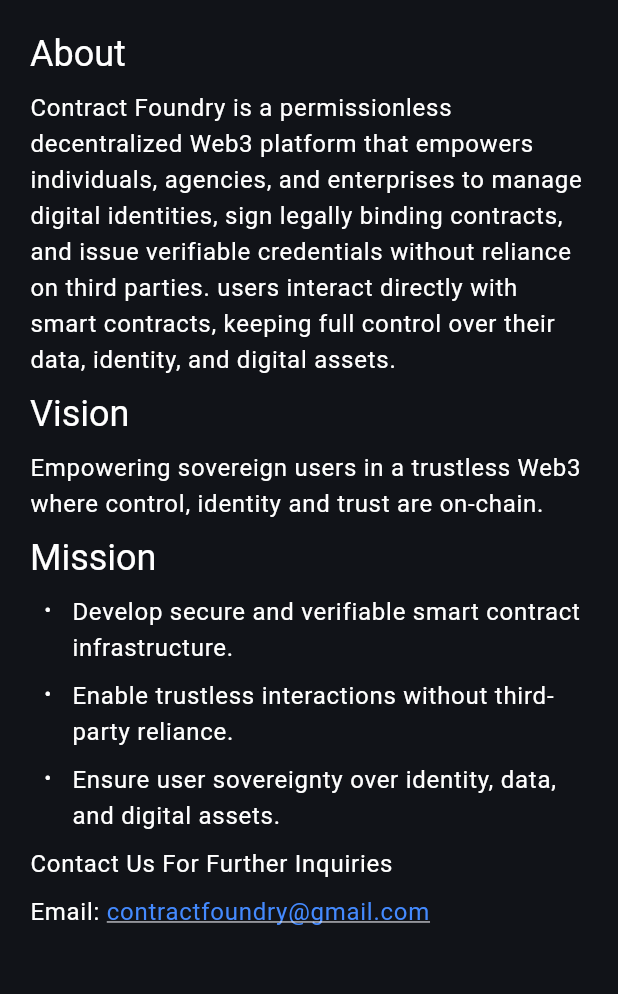
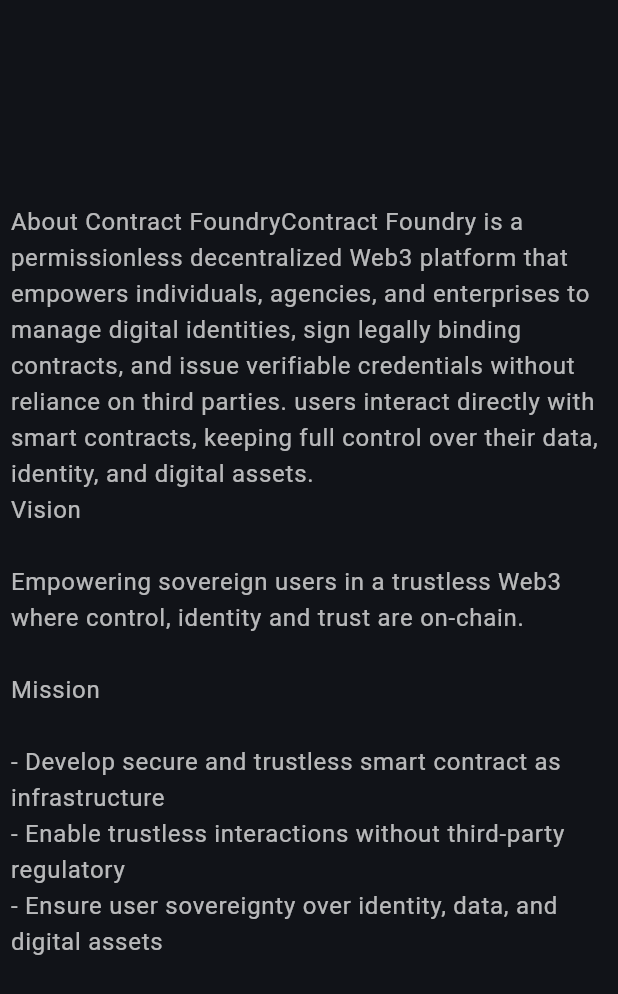
Before and after one commit to hassan-qasemi/contract_foundry_landing, a Flutter app: the _MovileView widget shown alone on an empty page, opened directly, on a phone screen of 412 x 824 dp. Shown: the top 994 px of the screen. Run offline on Flutter 3.47's test engine with Material 3 defaults, Android fonts, the phone set to English and light mode, and no system bars; our stand-ins replace flutter_markdown, go_router, google_fonts, lottie, qr_flutter; missing offline and left inert: dart:html, iconify_flutter.

Commit message:
fix some texts

```diff
--- a/lib/pages/landing_page_view/about_page.dart
+++ b/lib/pages/landing_page_view/about_page.dart
@@ -1,72 +1,70 @@
 import 'package:contract_foundry_landing_page/theme/text_theme_extensions.dart';
 import 'package:flutter/material.dart';
-import 'package:flutter_markdown/flutter_markdown.dart';
-import 'package:url_launcher/url_launcher_string.dart';
 
-Widget _buildInteractiveMDView(
-        BuildContext context, String md, ScrollController controller) =>
-    InteractiveViewer(
-      scaleEnabled: false,
-      child: Markdown(
-        styleSheetTheme: MarkdownStyleSheetBaseTheme.platform,
-        styleSheet: MarkdownStyleSheet.fromTheme(Theme.of(context)).copyWith(
-            // Change color for paragraph text (default text)
-            p: context.bodyLarge!.copyWith(
-              color: Colors.white, // Your desired color for general text
-            ),
-            // Change color for headings (e.g., H1)
-            h1: context.headlineLarge!.copyWith(
-              color: Colors.white, // Your desired color for H1
-            ),
-            h3: context.headlineSmall!.copyWith(
-              color: Colors.white, // Your desired color for H1
-            ),
-            h2: context.headlineMedium!.copyWith(
-              color: Colors.white, // Your desired color for H1
-            ),
-            h5: context.displaySmall!.copyWith(
-              color: Colors.white, // Your desired color for H1
-            ),
-            h6: context.displaySmall!.copyWith(
-              color: Colors.white, // Your desired color for H1
-            ),
-            // Change color for links
-            a: TextStyle(
-              color: Colors.blueAccent, // Your desired color for links
-              decoration: TextDecoration.underline, // Keep underline for links
-            ),
-            // Change color for code blocks
-            code: TextStyle(
-              color: Colors.blueAccent,
-              backgroundColor:
-                  Colors.grey.shade900, // Optional: for code block background
-            ),
-            // Change color for bold text (strong emphasis)
-            strong: TextStyle(
-              color: Colors.white,
-              fontWeight: FontWeight.bold,
-            ),
-            // Change color for italic text (emphasis)
-            em: TextStyle(
-              color: Colors.white,
-              fontStyle: FontStyle.italic,
-            ),
-            // Change color for blockquotes
-            blockquote: TextStyle(
-              color: Colors.white,
-              fontStyle: FontStyle.italic,
-            ),
-            listBullet: TextStyle(
-              color: Colors.white, // Color for list bullets
-            ),
-            textAlign: WrapAlignment.spaceEvenly),
-        data: md,
-        controller: controller,
-        onTapLink: (text, href, title) {
-          launchUrlString(href!);
-        },
-      ),
-    );
+// Widget _buildInteractiveMDView(
+//         BuildContext context, String md, ScrollController controller) =>
+//     InteractiveViewer(
+//       scaleEnabled: false,
+//       child: Markdown(
+//         styleSheetTheme: MarkdownStyleSheetBaseTheme.platform,
+//         styleSheet: MarkdownStyleSheet.fromTheme(Theme.of(context)).copyWith(
+//             // Change color for paragraph text (default text)
+//             p: context.bodyLarge!.copyWith(
+//               color: Colors.white, // Your desired color for general text
+//             ),
+//             // Change color for headings (e.g., H1)
+//             h1: context.headlineLarge!.copyWith(
+//               color: Colors.white, // Your desired color for H1
+//             ),
+//             h3: context.headlineSmall!.copyWith(
+//               color: Colors.white, // Your desired color for H1
+//             ),
+//             h2: context.headlineMedium!.copyWith(
+//               color: Colors.white, // Your desired color for H1
+//             ),
+//             h5: context.displaySmall!.copyWith(
+//               color: Colors.white, // Your desired color for H1
+//             ),
+//             h6: context.displaySmall!.copyWith(
+//               color: Colors.white, // Your desired color for H1
+//             ),
+//             // Change color for links
+//             a: TextStyle(
+//               color: Colors.blueAccent, // Your desired color for links
+//               decoration: TextDecoration.underline, // Keep underline for links
+//             ),
+//             // Change color for code blocks
+//             code: TextStyle(
+//               color: Colors.blueAccent,
+//               backgroundColor:
+//                   Colors.grey.shade900, // Optional: for code block background
+//             ),
+//             // Change color for bold text (strong emphasis)
+//             strong: TextStyle(
+//               color: Colors.white,
+//               fontWeight: FontWeight.bold,
+//             ),
+//             // Change color for italic text (emphasis)
+//             em: TextStyle(
+//               color: Colors.white,
+//               fontStyle: FontStyle.italic,
+//             ),
+//             // Change color for blockquotes
+//             blockquote: TextStyle(
+//               color: Colors.white,
+//               fontStyle: FontStyle.italic,
+//             ),
+//             listBullet: TextStyle(
+//               color: Colors.white, // Color for list bullets
+//             ),
+//             textAlign: WrapAlignment.spaceEvenly),
+//         data: md,
+//         controller: controller,
+//         onTapLink: (text, href, title) {
+//           launchUrlString(href!);
+//         },
+//       ),
+//     );
 
 class AboutPage extends StatelessWidget {
   const AboutPage({super.key});
@@ -97,11 +95,33 @@ class __MovileViewState extends State<_MovileView> {
 
   @override
   Widget build(BuildContext context) {
+    var h = MediaQuery.of(context).size.height;
+    var w = MediaQuery.of(context).size.width;
     return Container(
         height: double.infinity,
         width: double.infinity,
-        padding: EdgeInsets.all(4),
-        child: _buildInteractiveMDView(context, _aboutText, _controller));
+        margin: EdgeInsets.all(7),
+        // child: _buildInteractiveMDView(context, _aboutText, _controller)
+        child: Column(
+          children: [
+            const Expanded(child: SizedBox()),
+            SizedBox(
+                width: w,
+                child: Expanded(
+                    child: Text(
+                        style:
+                            context.bodyLarge!.copyWith(color: Colors.white70),
+                        'About Contract Foundry'
+                        'Contract Foundry is a permissionless decentralized Web3 platform that empowers individuals, agencies, and enterprises to manage digital identities, sign legally binding contracts, and issue verifiable credentials without reliance on third parties. users interact directly with smart contracts, keeping full control over their data, identity, and digital assets.'
+                        '\nVision\n'
+                        '\nEmpowering sovereign users in a trustless Web3 where control, identity and trust are on-chain.\n'
+                        '\nMission\n'
+                        '\n- Develop secure and trustless smart contract as infrastructure'
+                        '\n- Enable trustless interactions without third-party regulatory'
+                        '\n- Ensure user sovereignty over identity, data, and digital assets\n\n'))),
+            const Expanded(child: SizedBox()),
+          ],
+        ));
   }
 
   final _aboutText = '''
@@ -145,52 +165,129 @@ class __DesktopViewState extends State<_DesktopView> {
 
   @override
   Widget build(BuildContext context) {
+    var h = MediaQuery.of(context).size.height;
+    var w = MediaQuery.of(context).size.width;
     return Container(
         height: double.infinity,
         width: double.infinity,
-        padding: EdgeInsets.all(4),
-        child: Row(
-          children: [
-            Expanded(
-                child: SizedBox(
-              child: _buildInteractiveMDView(context, _about, _controller),
-            )),
-            Expanded(
-                child: SizedBox(
-              child: _buildInteractiveMDView(context, _vision, _controller),
-            )),
-            Expanded(
-                child: SizedBox(
-              child: _buildInteractiveMDView(context, _mission, _controller),
-            )),
-          ],
+        padding: EdgeInsets.all(10),
+        // child: Row(
+        //   children: [
+        //     Expanded(
+        //         child: SizedBox(
+        //       child: _buildInteractiveMDView(context, _about, _controller),
+        //     )),
+        //     Expanded(
+        //         child: SizedBox(
+        //       child: _buildInteractiveMDView(context, _vision, _controller),
+        //     )),
+        //     Expanded(
+        //         child: SizedBox(
+        //       child: _buildInteractiveMDView(context, _mission, _controller),
+        //     )),
+        //   ],
+        // )
+        child: Center(
+          child: Row(
+            children: [
+              const Expanded(
+                child: SizedBox(),
+              ),
+              SizedBox(
+                  width: w * .4,
+                  height: h,
+                  child: Column(
+                    mainAxisAlignment: MainAxisAlignment.spaceAround,
+                    children: [
+                      Text(
+                        style: context.titleMedium!
+                            .copyWith(color: Colors.white70),
+                        about,
+                        // textAlign: TextAlign.justify,
+                      )
+                    ],
+                  )),
+              SizedBox(
+                width: w * .4,
+                height: h,
+                child: Column(
+                  mainAxisAlignment: MainAxisAlignment.spaceAround,
+                  children: [
+                    const Expanded(child: SizedBox()),
+                    SizedBox(
+                      width: w * .3,
+                      child: Wrap(
+                        children: [
+                          Text(
+                              style: context.titleMedium!
+                                  .copyWith(color: Colors.white70),
+                              '\nVision\n'
+                              '\nEmpowering sovereign users in a trustless Web3 where control, identity and trust are on-chain.')
+                        ],
+                      ),
+                    ),
+                    SizedBox(
+                      width: w * .3,
+                      child: Wrap(
+                        children: [
+                          Text(
+                              style: context.titleMedium!
+                                  .copyWith(color: Colors.white70),
+                              '\nMission\n'
+                              '\n- Develop secure and trustless smart contract as infrastructure'
+                              '\n- Enable trustless interactions without third-party regulatory'
+                              '\n- Ensure user sovereignty over identity, data, and digital assets\n\n')
+                        ],
+                      ),
+                    ),
+                    const Expanded(child: SizedBox()),
+                  ],
+                ),
+              ),
+              const Expanded(
+                child: SizedBox(),
+              ),
+            ],
+          ),
         ));
   }
 
-  final _about = '''
-# About
+  final about = '''
+About Contract Foundry
 
-Contract Foundry is a permissionless decentralized Web3 platform that empowers individuals, agencies, and enterprises to manage digital identities, sign legally binding contracts, and issue verifiable credentials without reliance on third parties. users interact directly with smart contracts, keeping full control over their data, identity, and digital assets.
+Contract Foundry is a permissionless trustless decentralized platform that
+enables users automate agreements, control sovereign identity, verify
+credentials instantly and certify and verify documents on blockchain securely without any middlemen.
 
+It eliminates intermediaries, enhances trust, and ensures transparency in
+business operations, driving efficiency and security in the Web3 era.
 
-Contact Us For Further Inquiries
-
-Email: [contractfoundry@gmail.com](contractfoundry@gmail.com)
+Contract Foundry leverages blockchain technology to provide decentralized solutions, eliminating intermediaries and enabling secure, trustless and efficient operations.
 ''';
 
-  final _vision = '''
-# Vision
+//   final _about = '''
+// # About
 
-Empowering sovereign users in a trustless Web3 where control, identity and trust are on-chain.
-''';
+// Contract Foundry is a permissionless decentralized Web3 platform that empowers individuals, agencies, and enterprises to manage digital identities, sign legally binding contracts, and issue verifiable credentials without reliance on third parties. users interact directly with smart contracts, keeping full control over their data, identity, and digital assets.
 
-  final _mission = '''
-# Mission
+// Contact Us For Further Inquiries
 
-- Develop secure and verifiable smart contract infrastructure.
+// Email: [contractfoundry@gmail.com](contractfoundry@gmail.com)
+// ''';
 
-- Enable trustless interactions without third-party reliance.
+//   final _vision = '''
+// # Vision
 
-- Ensure user sovereignty over identity, data, and digital assets.
-''';
+// Empowering sovereign users in a trustless Web3 where control, identity and trust are on-chain.
+// ''';
+
+//   final _mission = '''
+// # Mission
+
+// - Develop secure and verifiable smart contract infrastructure.
+
+// - Enable trustless interactions without third-party reliance.
+
+// - Ensure user sovereignty over identity, data, and digital assets.
+// ''';
 }
```
Also changed, not shown: lib/pages/landing_page_view/mobile.dart (+15 -2 lines), 1 other file.
